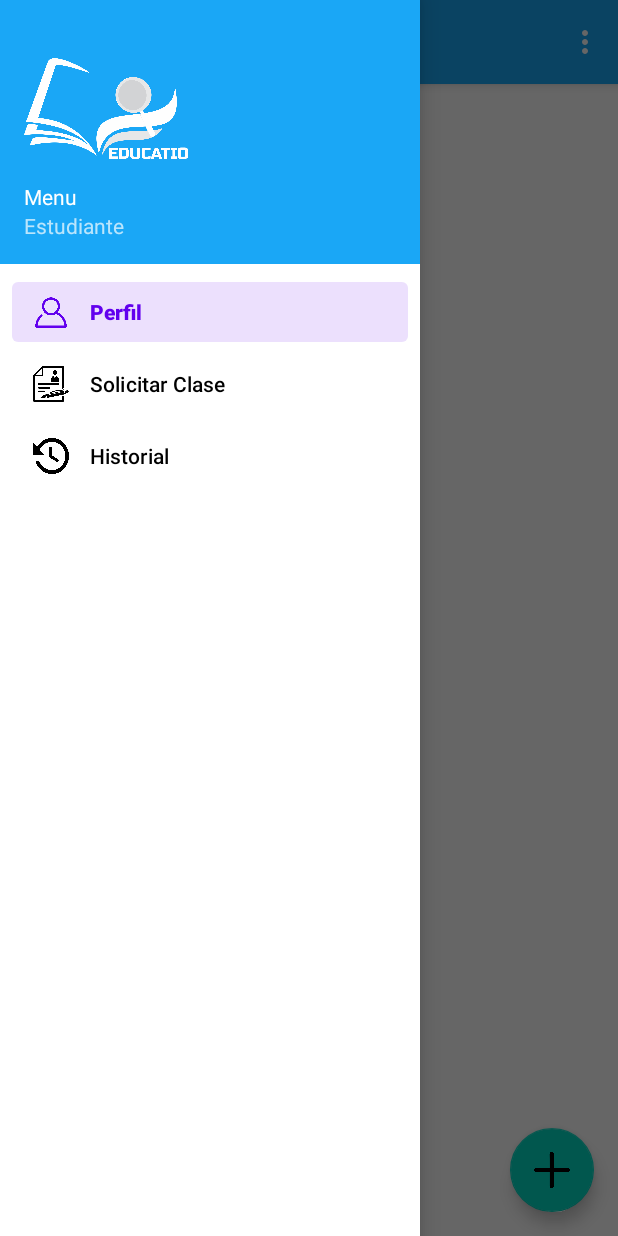
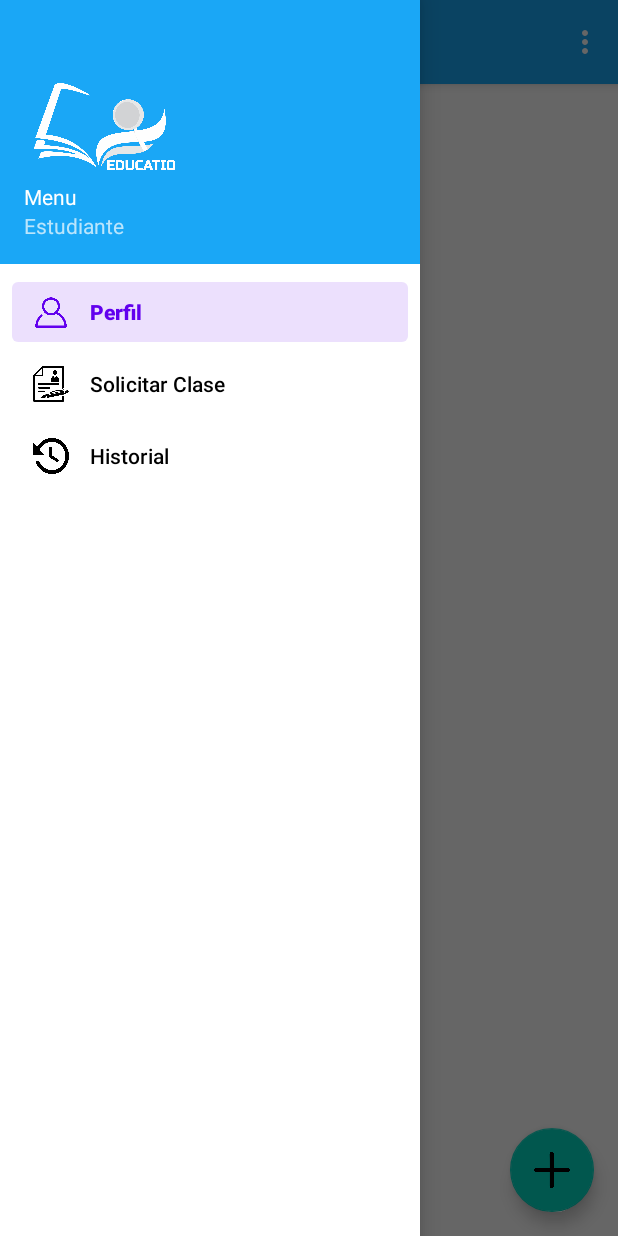
Before and after one commit to valeriafern/Estudiante, an Android app: the screen it shows after launch (MainActivity), with the side drawer open, on a phone screen of 412 x 824 dp. Run offline under Robolectric (Android 15) with nearby library versions, the phone set to English and light mode, and no system bars; our stand-ins replace navigation-ui.

Commit message:
logo mas pequeño

```diff
--- a/app/src/main/res/layout/nav_header_main.xml
+++ b/app/src/main/res/layout/nav_header_main.xml
@@ -14,11 +14,11 @@
 
     <ImageView
         android:id="@+id/imageView"
-        android:layout_width="109dp"
-        android:layout_height="90dp"
+        android:layout_width="107dp"
+        android:layout_height="66dp"
         android:contentDescription="@string/nav_header_desc"
         android:paddingTop="@dimen/nav_header_vertical_spacing"
-        app:srcCompat="@drawable/logo"/>
+        app:srcCompat="@drawable/logo" />
 
     <TextView
         android:layout_width="187dp"
--- a/app/src/main/res/values/strings.xml
+++ b/app/src/main/res/values/strings.xml
@@ -17,4 +17,5 @@
     <string name="historial">Historial</string>
     <string name="menu">Menu</string>
     <string name="configuracion">Configuracion</string>
+    <string name="formulario">Formulario</string>
 </resources>
```
